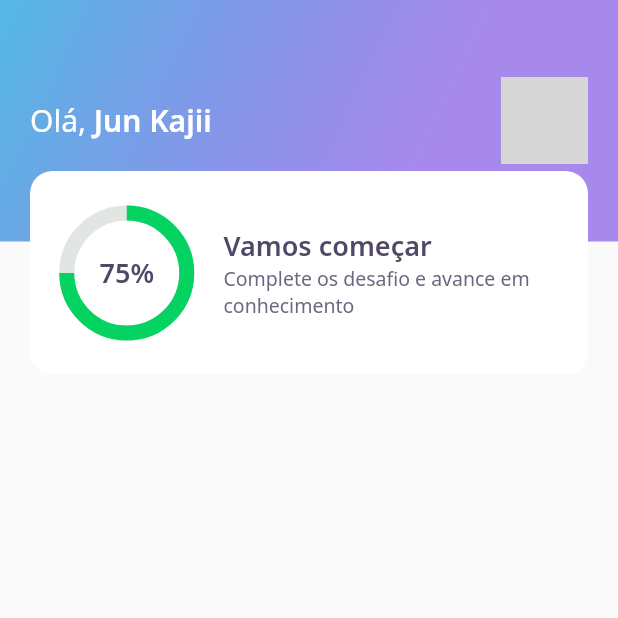
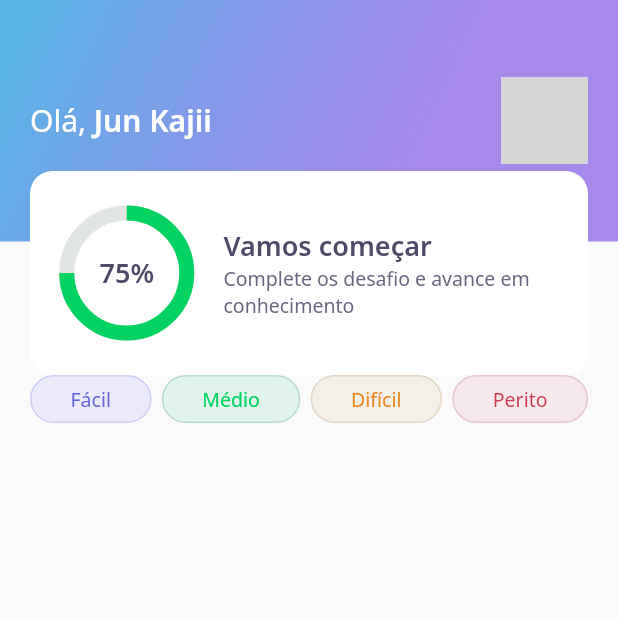
Before and after one commit to junkajii/nlw-05-flutter, a Flutter app: the screen it shows after launch, on a phone screen of 412 x 824 dp, the top half of it. Run offline on Flutter 3.47's test engine with Material 2 defaults, Android fonts, the phone set to English and light mode, and no system bars; our stand-ins replace google_fonts; missing offline and left inert: dart:html; network calls fail; grey boxes are pictures that could not be loaded.

Commit message:
✨ level buttons

```diff
--- a/lib/home/home_page.dart
+++ b/lib/home/home_page.dart
@@ -1,4 +1,5 @@
 import 'package:DevQuiz/home/widgets/appbar/app_bar_widget.dart';
+import 'package:DevQuiz/home/widgets/level_button/level_button_widget.dart';
 import 'package:flutter/material.dart';
 
 class HomePage extends StatefulWidget {
@@ -11,6 +12,26 @@
   Widget build(BuildContext context) {
     return Scaffold(
       appBar: AppBarWidget(),
+      body: Padding(
+        padding: const EdgeInsets.symmetric(horizontal: 20),
+        child: Row(
+          mainAxisAlignment: MainAxisAlignment.spaceBetween,
+          children: [
+            LevelButtonWidget(
+              label: "Fácil",
+            ),
+            LevelButtonWidget(
+              label: "Médio",
+            ),
+            LevelButtonWidget(
+              label: "Difícil",
+            ),
+            LevelButtonWidget(
+              label: "Perito",
+            ),
+          ],
+        ),
+      ),
     );
   }
 }
--- /dev/null
+++ b/lib/home/widgets/level_button/level_button_widget.dart
@@ -0,0 +1,71 @@
+import 'dart:html';
+
+import 'package:DevQuiz/core/app_colors.dart';
+import 'package:DevQuiz/core/app_text_styles.dart';
+import 'package:DevQuiz/core/core.dart';
+import 'package:flutter/material.dart';
+import 'package:google_fonts/google_fonts.dart';
+
+class LevelButtonWidget extends StatelessWidget {
+  final String label;
+  LevelButtonWidget({
+    Key? key,
+    required this.label,
+  })  : assert(["Fácil", "Médio", "Difícil", "Perito"].contains(label)),
+        super(key: key);
+
+  final config = {
+    "Fácil": {
+      "color": AppColors.levelButtonFacil,
+      "borderColor": AppColors.levelButtonBorderFacil,
+      "fontColor": AppColors.levelButtonTextFacil
+    },
+    "Médio": {
+      "color": AppColors.levelButtonMedio,
+      "borderColor": AppColors.levelButtonBorderMedio,
+      "fontColor": AppColors.levelButtonTextMedio
+    },
+    "Difícil": {
+      "color": AppColors.levelButtonDificil,
+      "borderColor": AppColors.levelButtonBorderDificil,
+      "fontColor": AppColors.levelButtonTextDificil
+    },
+    "Perito": {
+      "color": AppColors.levelButtonPerito,
+      "borderColor": AppColors.levelButtonBorderPerito,
+      "fontColor": AppColors.levelButtonTextPerito
+    }
+  };
+
+  Color get color => config[label]!["color"]!;
+  Color get borderColor => config[label]!["borderColor"]!;
+  Color get fontColor => config[label]!["fontColor"]!;
+
+  @override
+  Widget build(BuildContext context) {
+    return Container(
+      decoration: BoxDecoration(
+        color: color,
+        borderRadius: BorderRadius.circular(28),
+        border: Border.fromBorderSide(
+          BorderSide(
+            color: borderColor,
+          ),
+        ),
+      ),
+      child: Padding(
+        padding: const EdgeInsets.symmetric(
+          horizontal: 26,
+          vertical: 6,
+        ),
+        child: Text(
+          label,
+          style: GoogleFonts.notoSans(
+            color: fontColor,
+            fontSize: 13,
+          ),
+        ),
+      ),
+    );
+  }
+}
```
